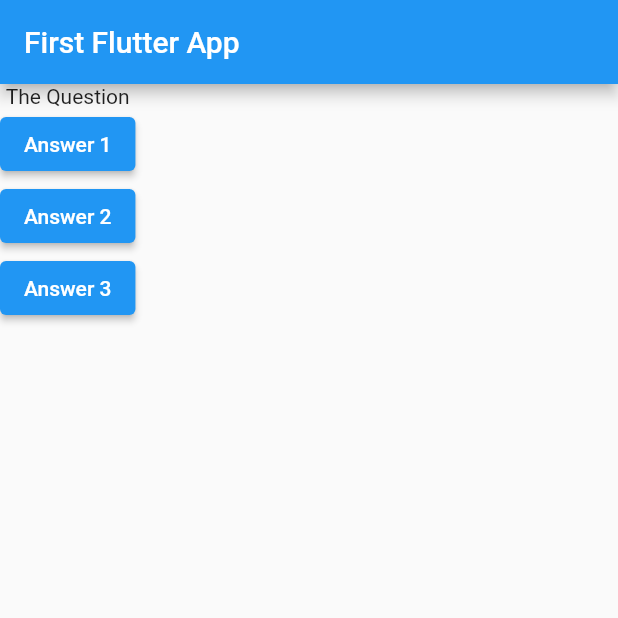
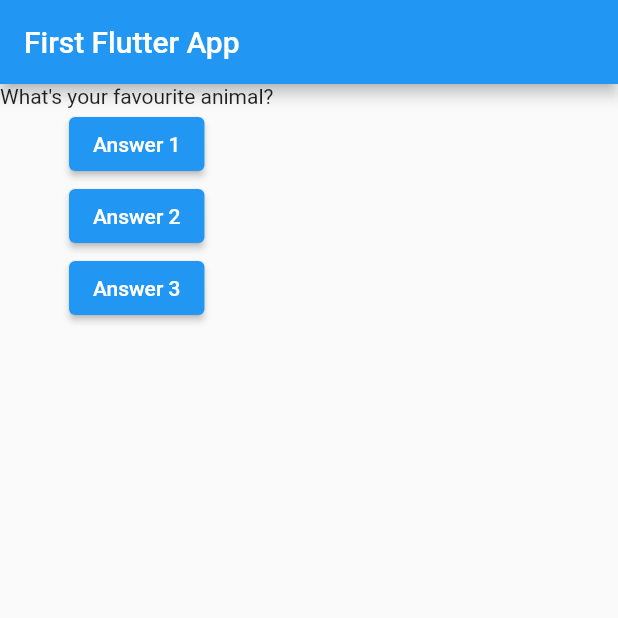
Before and after one commit to sunaranish17/learning-flutter, a Flutter app: the screen it shows after launch, after a tap on "Answer 1", on a phone screen of 412 x 824 dp, the top half of it. Run offline on Flutter 3.47's test engine with Material 2 defaults, Android fonts, the phone set to English and light mode, and no system bars.

```diff
--- a/lib/main.dart
+++ b/lib/main.dart
@@ -4,13 +4,30 @@ void main() {
   runApp(MyApp());
 }
 
-class MyApp extends StatelessWidget {
+class MyApp extends StatefulWidget {
+  @override
+  State<StatefulWidget> createState() {
+    // TODO: implement createState
+    return MyAppState();
+  }
+}
+
+class MyAppState extends State<MyApp> {
+  var questionIndex = 0;
+
   void answerQuestion() {
+    setState(() {
+      questionIndex = questionIndex + 1;
+    });
     print("Question Answered");
   }
 
   @override
   Widget build(BuildContext context) {
+    var questions = [
+      'What\'s your favourite color?',
+      'What\'s your favourite animal?',
+    ];
     return MaterialApp(
       home: Scaffold(
         appBar: AppBar(
@@ -18,7 +35,9 @@ class MyApp extends StatelessWidget {
         ),
         body: Column(
           children: [
-            Text("The Question"),
+            Text(
+              questions[questionIndex],
+            ),
             ElevatedButton(
               child: Text("Answer 1"),
               onPressed: answerQuestion,
```
